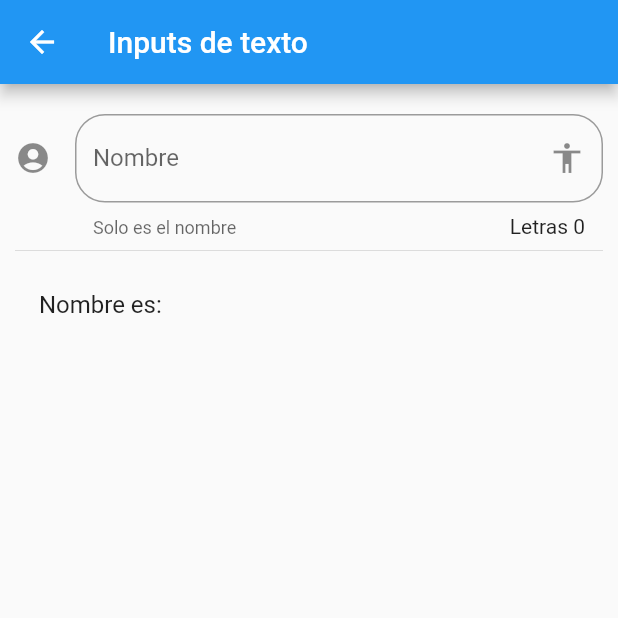
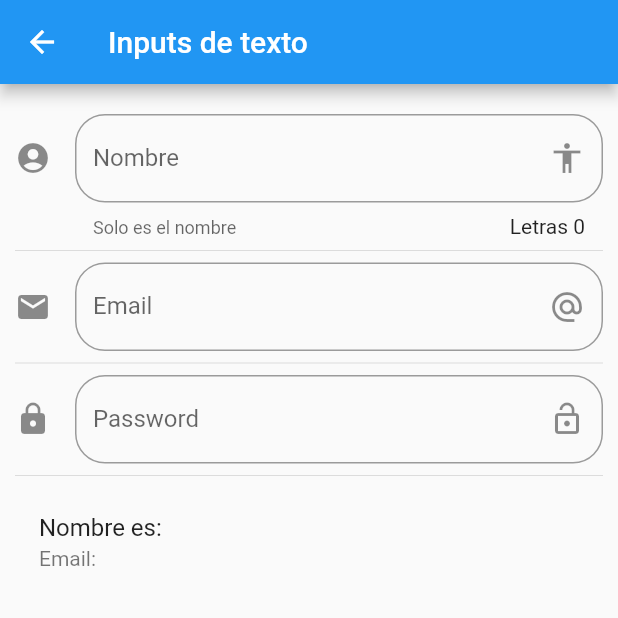
Before and after one commit to al221910432/componentes, a Flutter app: the InputPage screen opened by its route, on a phone screen of 412 x 824 dp, the top half of it. Run offline on Flutter 3.47's test engine with Material 2 defaults, Android fonts, the phone set to English and light mode, and no system bars.

Commit message:
video 24

```diff
--- a/lib/src/pages/input_page.dart
+++ b/lib/src/pages/input_page.dart
@@ -7,6 +7,7 @@ class InputPage extends StatefulWidget {
 
 class _InputPageState extends State<InputPage> {
   String _nombre = '';
+  String _email = '';
 
   @override
   Widget build(BuildContext context) {
@@ -16,7 +17,15 @@ class _InputPageState extends State<InputPage> {
       ),
       body: ListView(
         padding: EdgeInsets.symmetric(horizontal: 10.0, vertical: 20.0),
-        children: <Widget>[_crearInput(), Divider(), _crearPersona()],
+        children: <Widget>[
+          _crearInput(),
+          Divider(),
+          _crearEmail(),
+          Divider(),
+          _crearPassword(),
+          Divider(),
+          _crearPersona()
+        ],
       ),
     );
   }
@@ -41,9 +50,40 @@ class _InputPageState extends State<InputPage> {
     );
   }
 
+  Widget _crearEmail() {
+    return TextField(
+        keyboardType: TextInputType.emailAddress,
+        decoration: InputDecoration(
+            border:
+                OutlineInputBorder(borderRadius: BorderRadius.circular(20.0)),
+            hintText: 'Email',
+            labelText: 'Email',
+            suffixIcon: Icon(Icons.alternate_email),
+            icon: Icon(Icons.email)),
+        onChanged: (valor) => setState(() {
+              _email = valor;
+            }));
+  }
+
+  Widget _crearPassword() {
+    return TextField(
+        obscureText: true,
+        decoration: InputDecoration(
+            border:
+                OutlineInputBorder(borderRadius: BorderRadius.circular(20.0)),
+            hintText: 'Password',
+            labelText: 'Password',
+            suffixIcon: Icon(Icons.lock_open),
+            icon: Icon(Icons.lock)),
+        onChanged: (valor) => setState(() {
+              _email = valor;
+            }));
+  }
+
   Widget _crearPersona() {
     return ListTile(
       title: Text('Nombre es: $_nombre'),
+      subtitle: Text('Email: $_email'),
     );
   }
 }
```
